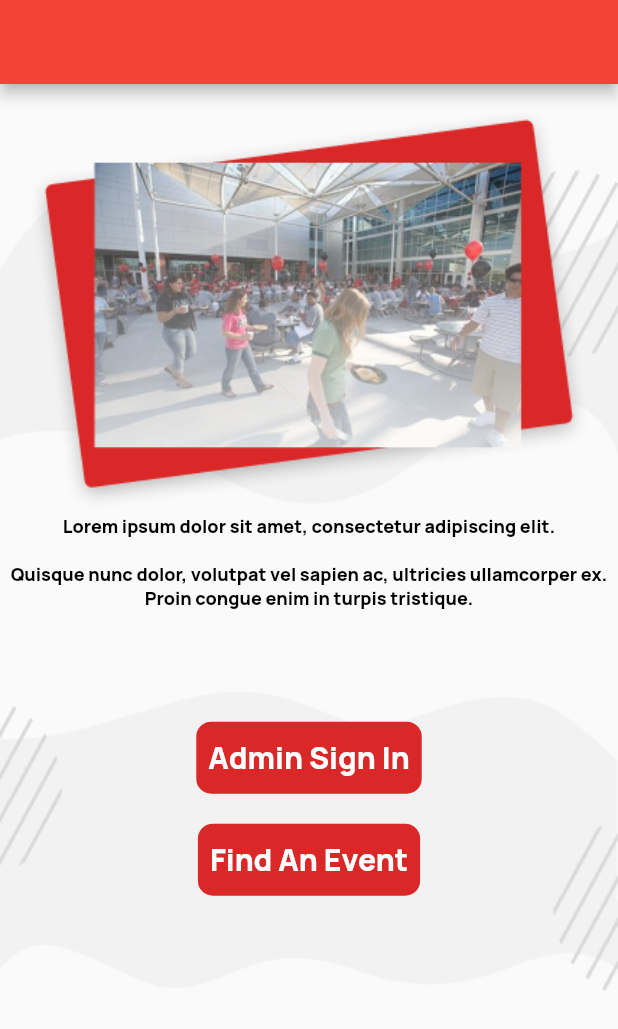
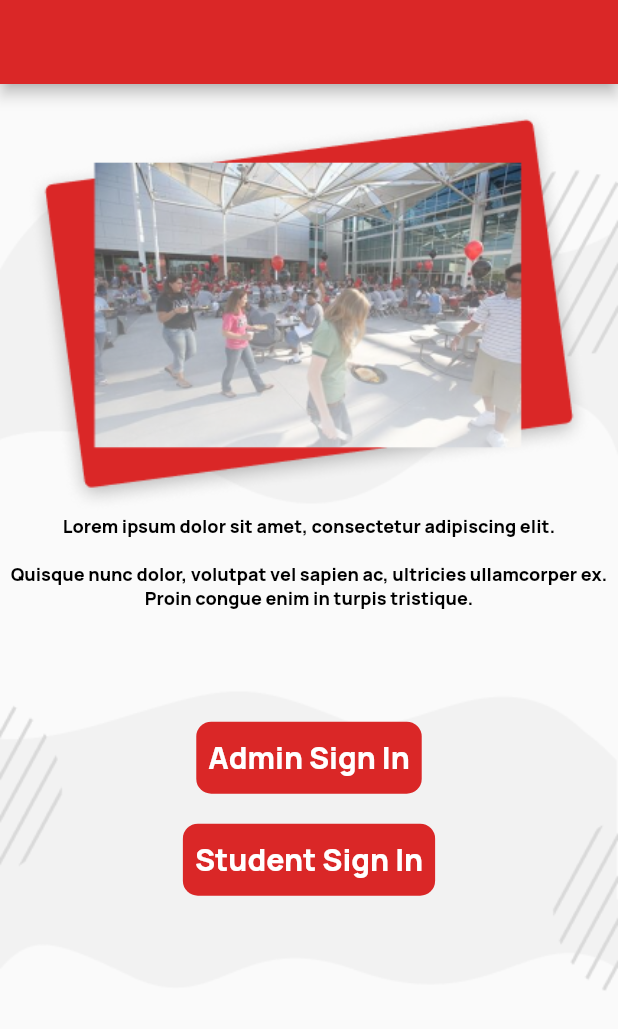
Before and after one commit to Zach-NVHD/unlv-mobile-, a Flutter app: the screen it shows after launch, on a phone screen of 412 x 824 dp. Shown: the top 1029 px of the screen. Run offline on Flutter 3.47's test engine with Material 2 defaults, Android fonts, the phone set to English and light mode, and no system bars; our stand-ins replace firebase_core, google_fonts, material_design_icons_flutter, velocity_x; accounts and stored records are empty.

Commit message:
App Bar Fixed

```diff
--- a/lib/Screens/welcome_screen.dart
+++ b/lib/Screens/welcome_screen.dart
@@ -2,6 +2,8 @@ import 'package:flutter/material.dart';
 import 'package:unlv_ceao_mobile_sign_in/Widgets/unlv_app_bar.dart';
 import 'package:unlv_ceao_mobile_sign_in/Widgets/unlv_button.dart';
 import 'package:unlv_ceao_mobile_sign_in/constants.dart';
+import 'package:unlv_ceao_mobile_sign_in/screen_names.dart';
+import 'package:velocity_x/velocity_x.dart';
 
 class WelcomeScreen extends StatefulWidget {
   const WelcomeScreen({Key? key}) : super(key: key);
@@ -14,7 +16,9 @@ class _WelcomeScreenState extends State<WelcomeScreen> {
   @override
   Widget build(BuildContext context) {
     return Scaffold(
-      appBar: UNLVAppBar(),
+      appBar: UNLVAppBar(
+        showBackButton: false,
+      ),
       body: ListView(
         children: [
           Image.asset('Images/main_screen_top.png'),
@@ -37,13 +41,19 @@ class _WelcomeScreenState extends State<WelcomeScreen> {
                       crossAxisAlignment: CrossAxisAlignment.center,
                       children: [
                         UNLVButton(
-                          ontap: () {},
+                          ontap: () {
+                            context.vxNav
+                                .push(Uri.parse(ScreeNames.adminSignIn));
+                          },
                           text: 'Admin Sign In',
                           verticalPadding: 20,
                         ),
                         UNLVButton(
-                          ontap: () {},
-                          text: 'Find An Event',
+                          ontap: () {
+                            context.vxNav.push(
+                                Uri.parse(ScreeNames.studentSignInScreen));
+                          },
+                          text: 'Student Sign In',
                         )
                       ],
                     ),
--- a/lib/Widgets/unlv_app_bar.dart
+++ b/lib/Widgets/unlv_app_bar.dart
@@ -1,14 +1,20 @@
 import 'package:flutter/cupertino.dart';
 import 'package:flutter/material.dart';
+import 'package:material_design_icons_flutter/material_design_icons_flutter.dart';
+import 'package:unlv_ceao_mobile_sign_in/constants.dart';
+import 'package:velocity_x/velocity_x.dart';
 
 class UNLVAppBar extends StatefulWidget with PreferredSizeWidget {
-  UNLVAppBar({Key? key,
-  this.appBarText,
-  })
-  : super(key: key);
+  UNLVAppBar({
+    Key? key,
+    this.fontSize = 20,
+    this.text = '',
+    this.showBackButton = true,
+  }) : super(key: key);
 
-
-  Text? appBarText;
+  String text;
+  double fontSize;
+  bool showBackButton;
 
   @override
   Size get preferredSize => Size.fromHeight(70);
@@ -18,14 +24,24 @@ class UNLVAppBar extends StatefulWidget with PreferredSizeWidget {
 }
 
 class _UNLVAppBarState extends State<UNLVAppBar> {
-
-
   @override
   Widget build(BuildContext context) {
     return Scaffold(
         appBar: AppBar(
-      title: widget.appBarText,
-      titleTextStyle: const TextStyle(fontFamily: ('Times'), fontSize: (20.0)),
+      foregroundColor: Constants.unlvRed,
+      backgroundColor: Constants.unlvRed,
+      leading: widget.showBackButton
+          ? GestureDetector(
+              onTap: () {
+                context.vxNav.pop();
+              },
+              child: const Icon(MdiIcons.chevronLeft,
+                  color: Colors.white, size: 50))
+          : const SizedBox(),
+      title: Constants.heading(
+          text: widget.text,
+          fontSize: widget.fontSize,
+          weight: FontWeight.w800),
     ));
   }
 }
--- a/lib/main.dart
+++ b/lib/main.dart
@@ -6,7 +6,7 @@ import 'package:unlv_ceao_mobile_sign_in/Screens/event_check_in_screen.dart';
 import 'package:unlv_ceao_mobile_sign_in/Screens/event_info.dart';
 import 'package:unlv_ceao_mobile_sign_in/Screens/find_event_screen.dart';
 import 'package:unlv_ceao_mobile_sign_in/Screens/qr_code_screen.dart';
-import 'package:unlv_ceao_mobile_sign_in/Screens/sign_in_screen.dart';
+import 'package:unlv_ceao_mobile_sign_in/Screens/student_sign_in_screen.dart';
 import 'package:unlv_ceao_mobile_sign_in/Screens/welcome_screen.dart';
 import 'package:unlv_ceao_mobile_sign_in/screen_names.dart';
 import 'package:velocity_x/velocity_x.dart';
```
Also changed, not shown: lib/Screens/student_sign_in_screen.dart (renamed from lib/Screens/sign_in_screen.dart).
